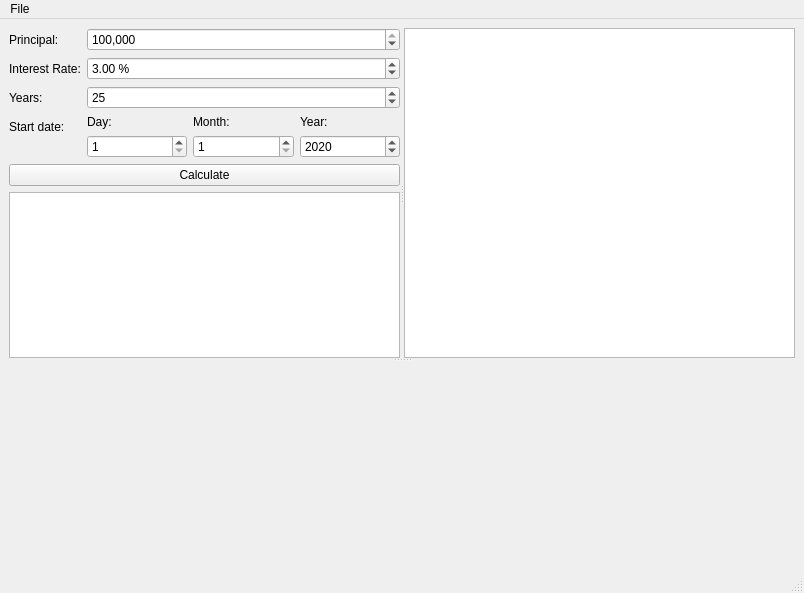
This is mort.ui in it18aaa/mortcalc as Qt 5 draws it before an edit. The edited form follows.
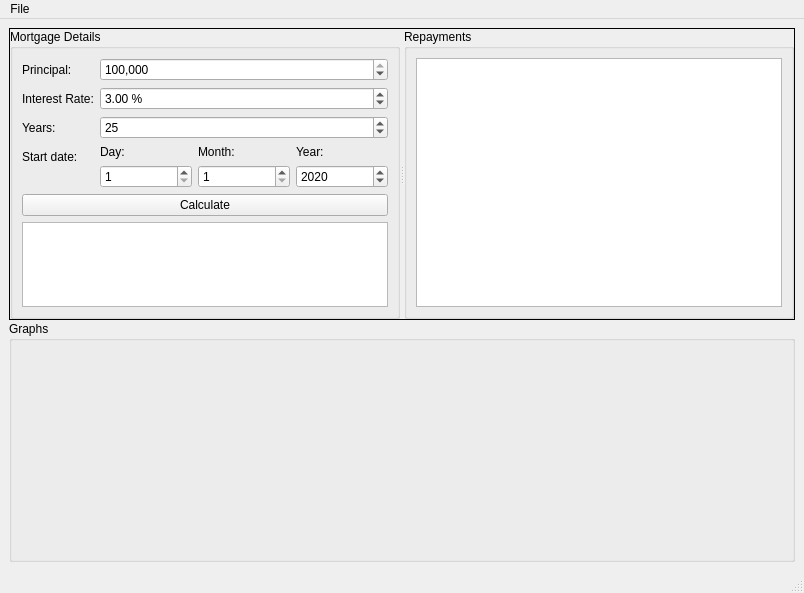
This is the edited form.

Commit message: fixed graph embedding

```diff
--- a/mort.ui
+++ b/mort.ui
@@ -17,14 +17,37 @@
    <layout class="QVBoxLayout" name="verticalLayout">
     <item>
      <widget class="QSplitter" name="splitter_2">
+      <property name="frameShape">
+       <enum>QFrame::NoFrame</enum>
+      </property>
       <property name="orientation">
        <enum>Qt::Vertical</enum>
       </property>
+      <property name="handleWidth">
+       <number>1</number>
+      </property>
       <widget class="QSplitter" name="splitter">
+       <property name="frameShape">
+        <enum>QFrame::Panel</enum>
+       </property>
+       <property name="frameShadow">
+        <enum>QFrame::Plain</enum>
+       </property>
+       <property name="lineWidth">
+        <number>1</number>
+       </property>
+       <property name="midLineWidth">
+        <number>0</number>
+       </property>
        <property name="orientation">
         <enum>Qt::Horizontal</enum>
        </property>
-       <widget class="QWidget" name="layoutWidget">
+       <widget class="QGroupBox" name="groupBox">
+        <property name="title">
+         <string>Mortgage Details</string>
+        </property>
+        <layout class="QVBoxLayout" name="verticalLayout_6">
+         <item>
         <layout class="QVBoxLayout" name="verticalLayout_5">
          <property name="sizeConstraint">
           <enum>QLayout::SetDefaultConstraint</enum>
@@ -192,9 +215,26 @@
           </widget>
          </item>
         </layout>
+         </item>
+        </layout>
        </widget>
+       <widget class="QGroupBox" name="groupBox_3">
+        <property name="title">
+         <string>Repayments</string>
+        </property>
+        <layout class="QVBoxLayout" name="verticalLayout_12">
+         <item>
        <widget class="QTableView" name="tableView"/>
-      </widget>
+         </item>
+        </layout>
+       </widget>
+      </widget>
+      <widget class="QGroupBox" name="groupBox_4">
+       <property name="title">
+        <string>Graphs</string>
+       </property>
+       <layout class="QHBoxLayout" name="horizontalLayout">
+        <item>
       <widget class="QWidget" name="graphWidget" native="true">
        <property name="sizePolicy">
         <sizepolicy hsizetype="Expanding" vsizetype="Preferred">
@@ -215,8 +255,11 @@
         </size>
        </property>
        <property name="cursor">
-        <cursorShape>CrossCursor</cursorShape>
-       </property>
+           <cursorShape>ArrowCursor</cursorShape>
+          </property>
+         </widget>
+        </item>
+       </layout>
       </widget>
      </widget>
     </item>
```
Left out of the diff: 74 changed lines with no effect on the pictures. Lines whose indentation alone changed are shown as unchanged. The commit also changes 1 other file.
